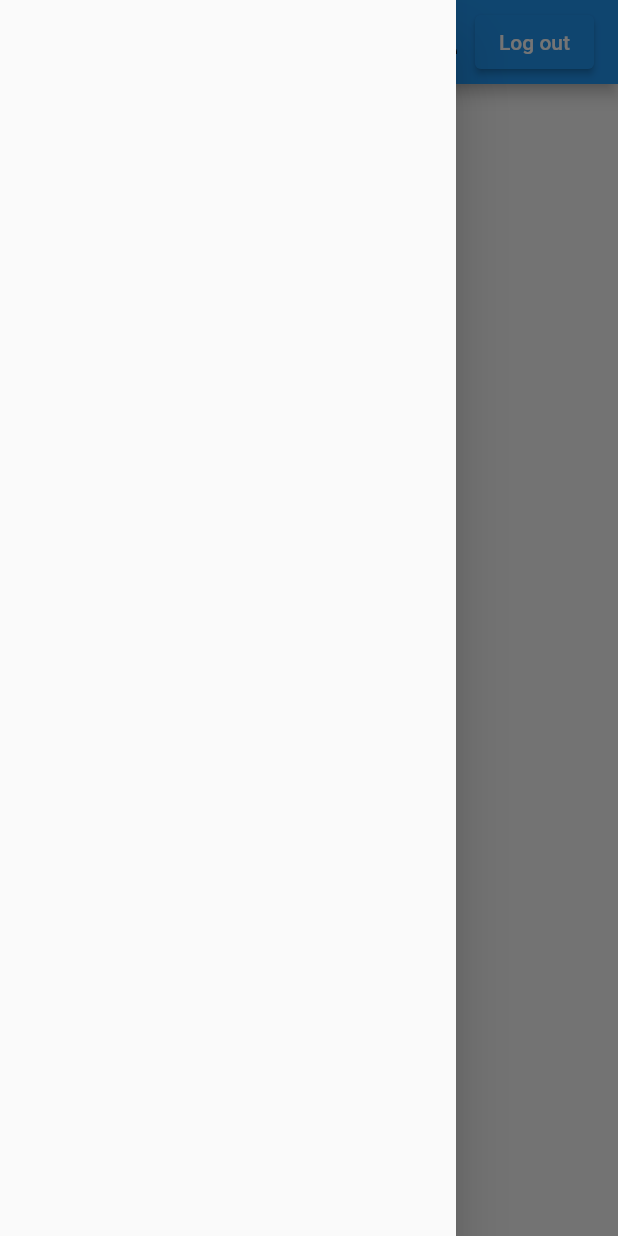
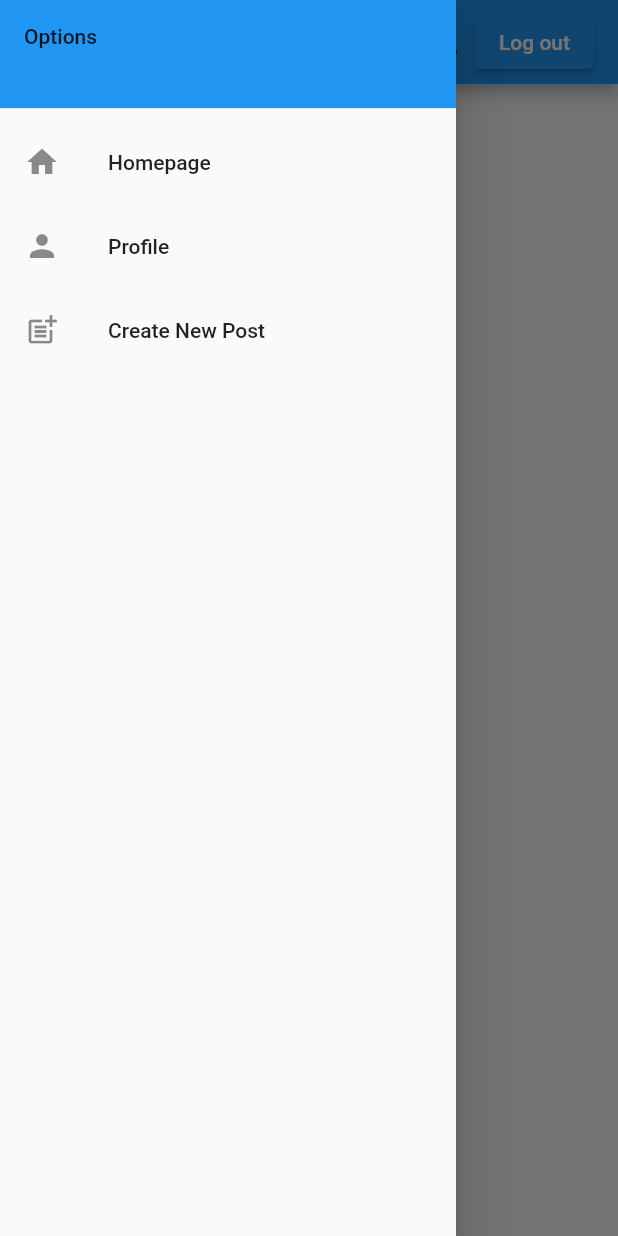
Before and after one commit to atmelaku/MediaCenterFlutter, a Flutter app: the signedInPage screen opened directly, with the side drawer open, on a phone screen of 412 x 824 dp. Run offline on Flutter 3.47's test engine with Material 2 defaults, Android fonts, the phone set to English and light mode, and no system bars; our stand-ins replace cloud_firestore, firebase_auth, firebase_core; accounts and stored records are empty.

Commit message:
Create post didn't need dispose so I got rid of it. Made it so you can go to the profile page.

```diff
--- a/lib/homepage/signedin.dart
+++ b/lib/homepage/signedin.dart
@@ -44,15 +44,46 @@ class _signedInState extends State<signedInPage> {
       ),
       drawer: Drawer(
         child: ListView(
+          padding: EdgeInsets.zero,
           children: [
+            Container(
+              height: 80,
+              child: DrawerHeader(
+                child: Text('Options'),
+                decoration: BoxDecoration(
+                  color: Colors.blue,
+                ),
+              ),
+            ),
             ListTile(
-
+              leading: Icon(Icons.home),
+              title: Text('Homepage'),
+              onTap: () {
+                Navigator.push(
+                  context,
+                  MaterialPageRoute(builder: (context) => signedInPage())
+                );
+              }
           ),
             ListTile(
-
+              leading: Icon(Icons.person),
+              title: Text('Profile'),
+              onTap: () {
+                Navigator.push(
+                  context,
+                  MaterialPageRoute(builder: (context) => ProfilePage())
+                );
+              }
             ),
             ListTile(
-
+              leading: Icon(Icons.post_add),
+              title: Text('Create New Post'),
+              onTap: () {
+                Navigator.push(
+                  context,
+                  MaterialPageRoute(builder: (context) => CreatePost())
+                );
+              }
             )
         ],
         )
```
Also changed, not shown: lib/post/createPost.dart (+0 -8 lines).
